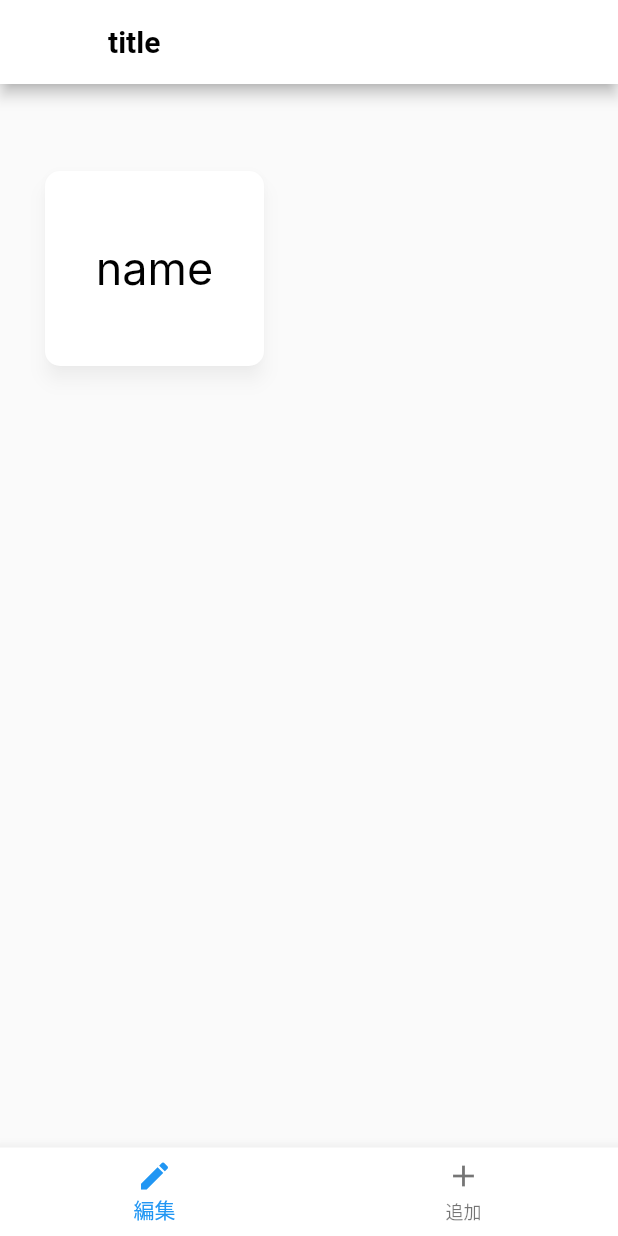
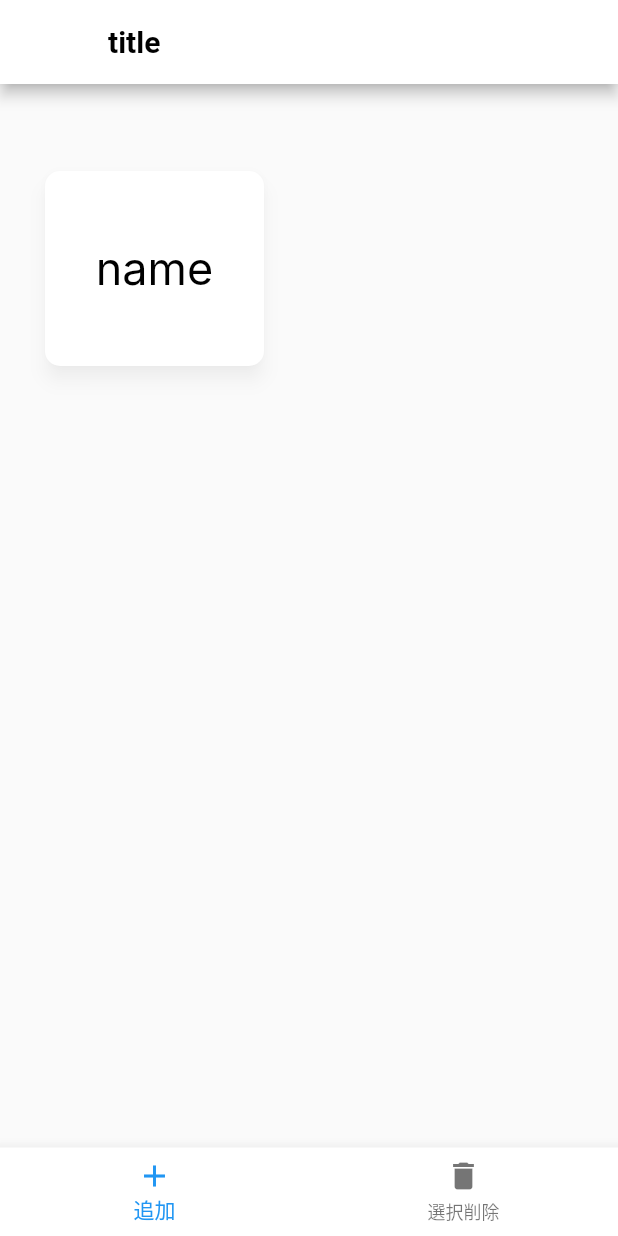
Before and after one commit to null64-null/items-manager, a Flutter app: the CategoriesPageTemplate screen opened directly, on a phone screen of 412 x 824 dp. Run offline on Flutter 3.47's test engine with Material 2 defaults, Android fonts, the phone set to English and light mode, and no system bars; drawn by our look-alikes of badges; our stand-ins replace flutter_riverpod; Roboto replaces fonts that are missing (Inter).

Commit message:
change footer button

```diff
--- a/lib/ui/organisms/footer/categories_page_footer.dart
+++ b/lib/ui/organisms/footer/categories_page_footer.dart
@@ -25,12 +25,12 @@ class CategoryPageFooter extends ConsumerWidget {
       backgroundColor: color,
       items: const [
         BottomNavigationBarItem(
-          icon: Icon(Icons.edit),
-          label: "編集",
+          icon: Icon(Icons.add),
+          label: "追加",
         ),
         BottomNavigationBarItem(
-          icon: Icon(Icons.add),
-          label: "追加",
+          icon: Icon(Icons.delete),
+          label: "選択削除",
         ),
       ],
     );
@@ -46,6 +46,9 @@ class CategoryPageFooter extends ConsumerWidget {
       case 1:
         debugPrint("1");
         break;
+      case 2:
+        debugPrint("2");
+        break;
       default:
         debugPrint("none");
         break;
```
